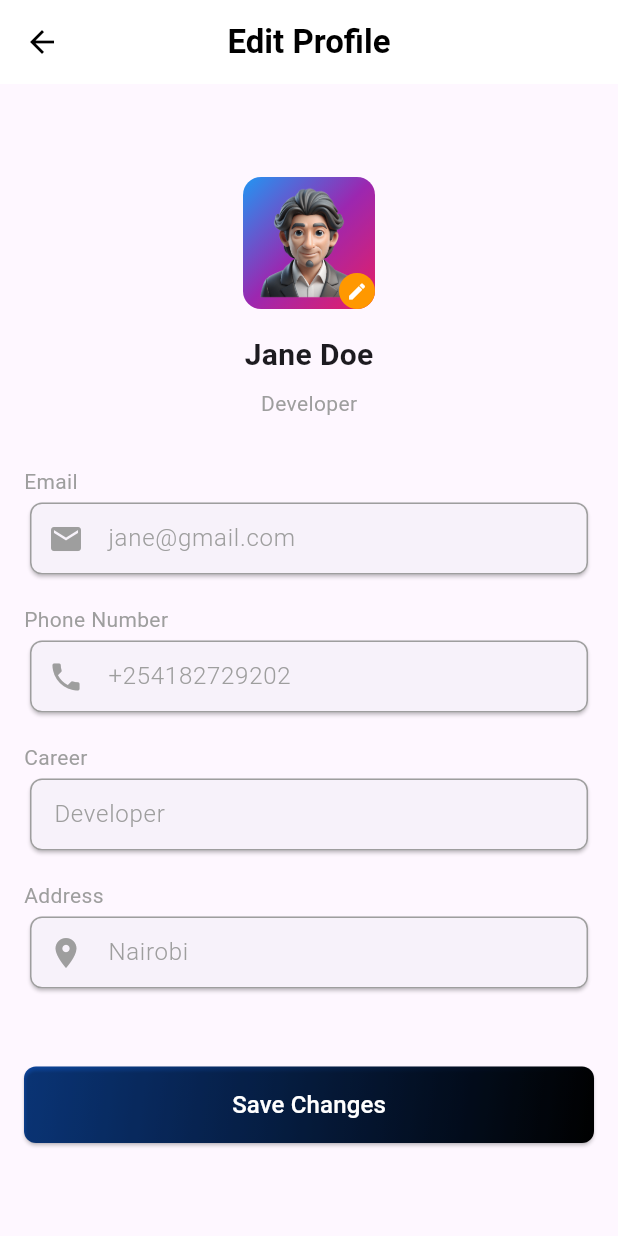
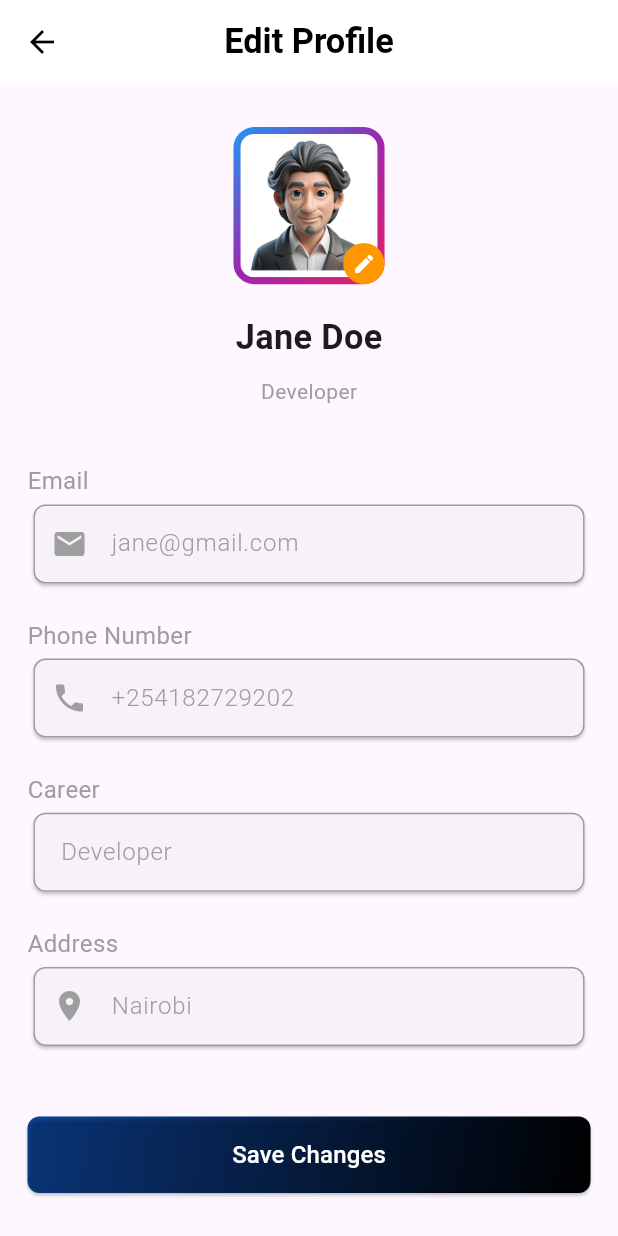
Before and after one commit to hamza091197/Spiral, a Flutter app: the EditProfileScreen screen opened directly, on a phone screen of 412 x 824 dp. Run offline on Flutter 3.47's test engine with Material 3 defaults, Android fonts, the phone set to English and light mode, and no system bars; our stand-ins replace firebase_auth, firebase_core, flutter_screenutil, get, local_auth, permission_handler; accounts and stored records are empty.

Commit message:
minor changes

```diff
--- a/lib/caller_id_screen.dart
+++ b/lib/caller_id_screen.dart
@@ -1,6 +1,7 @@
 import 'package:flutter/material.dart';
 import 'package:flutter_screenutil/flutter_screenutil.dart'; // Import ScreenUtil
 import 'package:get/get.dart'; // Import GetX
+import 'package:spiral/pin_entry_screen.dart';
 import 'package:spiral/profile_edit_screen.dart';
 
 class CallerIDScreen extends StatelessWidget {
@@ -15,8 +16,8 @@ class CallerIDScreen extends StatelessWidget {
       appBar: AppBar(
         leading: IconButton(
           icon: Icon(Icons.arrow_back),
-          onPressed: () => Get
-              .back(), // Replace Navigator.push with Get.back() for back navigation
+          onPressed: () => Get.to(
+              PinEntryScreen()), // Replace Navigator.push with Get.to() for navigating to EditProfileScreen
         ),
         title: Text(
           'Caller ID',
--- a/lib/profile_edit_screen.dart
+++ b/lib/profile_edit_screen.dart
@@ -1,9 +1,9 @@
 import 'package:flutter/material.dart';
 import 'package:flutter/services.dart';
 import 'package:get/get.dart';
+import 'package:flutter_screenutil/flutter_screenutil.dart'; // Import ScreenUtil
 import 'package:spiral/login_screen.dart';
 import 'package:spiral/widgets/login_button.dart';
-
 import 'caller_id_screen.dart';
 
 class EditProfileScreen extends StatefulWidget {
@@ -30,14 +30,12 @@ class _EditProfileScreenState extends State<EditProfileScreen> {
   void initState() {
     super.initState();
     phoneController.addListener(() {
-      // Automatically adds '+' if not present and ensures the length does not exceed 13 characters
       if (!phoneController.text.startsWith('+') &&
           phoneController.text.isNotEmpty) {
         phoneController.text = '+${phoneController.text}';
         phoneController.selection =
             TextSelection.collapsed(offset: phoneController.text.length);
       }
-      // Limit the phone number to 13 digits (including '+')
       if (phoneController.text.length > 13) {
         phoneController.text = phoneController.text.substring(0, 13);
         phoneController.selection =
@@ -64,7 +62,6 @@ class _EditProfileScreenState extends State<EditProfileScreen> {
       ScaffoldMessenger.of(context).showSnackBar(
         SnackBar(content: Text('Changes saved successfully!')),
       );
-      // Use GetX for navigation
       Get.to(() => LoginScreen());
     }
   }
@@ -80,16 +77,15 @@ class _EditProfileScreenState extends State<EditProfileScreen> {
     required String? Function(String?) validator,
   }) {
     return Padding(
-      padding: const EdgeInsets.only(bottom: 16.0),
+      padding: EdgeInsets.only(bottom: 16.0.h), // Scale bottom padding
       child: Column(
         crossAxisAlignment: CrossAxisAlignment.start,
         children: [
-          Text(label, style: TextStyle(fontSize: 14, color: Colors.grey)),
+          Text(label, style: TextStyle(fontSize: 14.sp, color: Colors.grey)),
           Card(
             shape: RoundedRectangleBorder(
               borderRadius: BorderRadius.circular(8),
-              side: BorderSide(
-                  color: isValid ? Colors.grey : Colors.red, width: 1),
+              side: BorderSide(color: isValid ? Colors.grey : Colors.red, width: 1),
             ),
             child: TextFormField(
               onChanged: onChanged,
@@ -107,13 +103,10 @@ class _EditProfileScreenState extends State<EditProfileScreen> {
               controller: icon == Icons.phone ? phoneController : null,
               decoration: InputDecoration(
                 hintText: hint,
-                hintStyle: TextStyle(
-                    fontWeight: FontWeight.w300, color: Colors.grey[500]),
-                prefixIcon:
-                    icon != null ? Icon(icon, color: Colors.grey[500]) : null,
+                hintStyle: TextStyle(fontWeight: FontWeight.w300, color: Colors.grey[500]),
+                prefixIcon: icon != null ? Icon(icon, color: Colors.grey[500]) : null,
                 border: InputBorder.none,
-                contentPadding:
-                    EdgeInsets.symmetric(vertical: 12.0, horizontal: 16.0),
+                contentPadding: EdgeInsets.symmetric(vertical: 12.0.h, horizontal: 16.0.w), // Scale padding
               ),
               validator: validator,
             ),
@@ -125,15 +118,16 @@ class _EditProfileScreenState extends State<EditProfileScreen> {
 
   @override
   Widget build(BuildContext context) {
+    // Initialize ScreenUtil to scale the UI based on screen size
+    ScreenUtil.init(context);
+
     return Scaffold(
       appBar: AppBar(
         leading: IconButton(
           icon: Icon(Icons.arrow_back),
-          onPressed: () =>
-              Get.to(() => CallerIDScreen()), // Use GetX for navigation
+          onPressed: () => Get.to(() => CallerIDScreen()),
         ),
-        title:
-            Text('Edit Profile', style: TextStyle(fontWeight: FontWeight.bold)),
+        title: Text('Edit Profile', style: TextStyle(fontWeight: FontWeight.bold, fontSize: 20.sp)),
         backgroundColor: Colors.white,
         foregroundColor: Colors.black,
         elevation: 0,
@@ -141,19 +135,17 @@ class _EditProfileScreenState extends State<EditProfileScreen> {
       ),
       body: Center(
         child: SingleChildScrollView(
-          padding: const EdgeInsets.all(16.0),
+          padding: EdgeInsets.all(16.0.w), // Scale padding
           child: Form(
             key: _formKey,
             child: Column(
               children: [
                 _buildAvatar(),
-                SizedBox(height: 16),
-                Text('Jane Doe',
-                    style:
-                        TextStyle(fontSize: 20, fontWeight: FontWeight.bold)),
-                SizedBox(height: 8),
+                SizedBox(height: 16.h), // Scale height
+                Text('Jane Doe', style: TextStyle(fontSize: 20.sp, fontWeight: FontWeight.bold)),
+                SizedBox(height: 8.h), // Scale height
                 Text('Developer', style: TextStyle(color: Colors.grey)),
-                SizedBox(height: 32),
+                SizedBox(height: 32.h), // Scale height
                 _buildTextField(
                   label: 'Email',
                   hint: 'jane@gmail.com',
@@ -163,9 +155,7 @@ class _EditProfileScreenState extends State<EditProfileScreen> {
                   isValid: emailValid,
                   validator: (value) => value!.isEmpty
                       ? 'Email field is required'
-                      : (emailRegEx.hasMatch(value)
-                          ? null
-                          : 'Please enter a valid email address'),
+                      : (emailRegEx.hasMatch(value) ? null : 'Please enter a valid email address'),
                 ),
                 _buildTextField(
                   label: 'Phone Number',
@@ -176,17 +166,14 @@ class _EditProfileScreenState extends State<EditProfileScreen> {
                   isValid: phoneValid,
                   validator: (value) => value!.isEmpty
                       ? 'Phone Number field is required'
-                      : (phoneRegEx.hasMatch(value)
-                          ? null
-                          : 'Please enter a valid phone number'),
+                      : (phoneRegEx.hasMatch(value) ? null : 'Please enter a valid phone number'),
                 ),
                 _buildTextField(
                   label: 'Career',
                   hint: 'Developer',
                   onChanged: (value) => career = value,
                   isValid: careerValid,
-                  validator: (value) =>
-                      value!.isEmpty ? 'Career field is required' : null,
+                  validator: (value) => value!.isEmpty ? 'Career field is required' : null,
                 ),
                 _buildTextField(
                   label: 'Address',
@@ -194,10 +181,9 @@ class _EditProfileScreenState extends State<EditProfileScreen> {
                   icon: Icons.location_on,
                   onChanged: (value) => address = value,
                   isValid: addressValid,
-                  validator: (value) =>
-                      value!.isEmpty ? 'Address field is required' : null,
+                  validator: (value) => value!.isEmpty ? 'Address field is required' : null,
                 ),
-                SizedBox(height: 32),
+                SizedBox(height: 20.h), // Scale height
                 LoginButton(
                     buttonText: 'Save Changes', onPressed: _validateAndSave),
               ],
@@ -212,33 +198,40 @@ class _EditProfileScreenState extends State<EditProfileScreen> {
     return Stack(
       children: [
         Container(
-          padding: EdgeInsets.all(4),
+          padding: EdgeInsets.all(4.w), // Scale padding
           decoration: BoxDecoration(
             shape: BoxShape.rectangle,
-            borderRadius: BorderRadius.circular(12),
+            borderRadius: BorderRadius.circular(12.r), // Scale radius
             gradient: LinearGradient(
-              colors: [Colors.blue, Colors.purple, Colors.pink],
+              colors: const [Colors.blue, Colors.purple, Colors.pink],
               begin: Alignment.topLeft,
               end: Alignment.bottomRight,
             ),
           ),
           child: ClipRRect(
-            borderRadius: BorderRadius.circular(8),
+            borderRadius: BorderRadius.circular(8.r), // Scale radius
+            child: Container(
+              width: 80.w, // Scale width
+              height: 80.h, // Scale height
+              color: Colors.white,
               child: Image.asset(
                 'images/person_one.png',
-              width: 80,
-              height: 80,
                 fit: BoxFit.cover,
               ),
             ),
           ),
+        ),
         Positioned(
-          bottom: 0,
-          right: 0,
+          bottom: 0.h, // Scale bottom positioning
+          right: 0.w, // Scale right positioning
           child: CircleAvatar(
-            radius: 12,
+            radius: 12.r, // Scale radius
             backgroundColor: Colors.orange,
-            child: Icon(Icons.edit, color: Colors.white, size: 14),
+            child: Icon(
+              Icons.edit,
+              color: Colors.white,
+              size: 14.sp, // Scale icon size
+            ),
           ),
         ),
       ],
```
Lines whose indentation alone changed are shown as unchanged.
